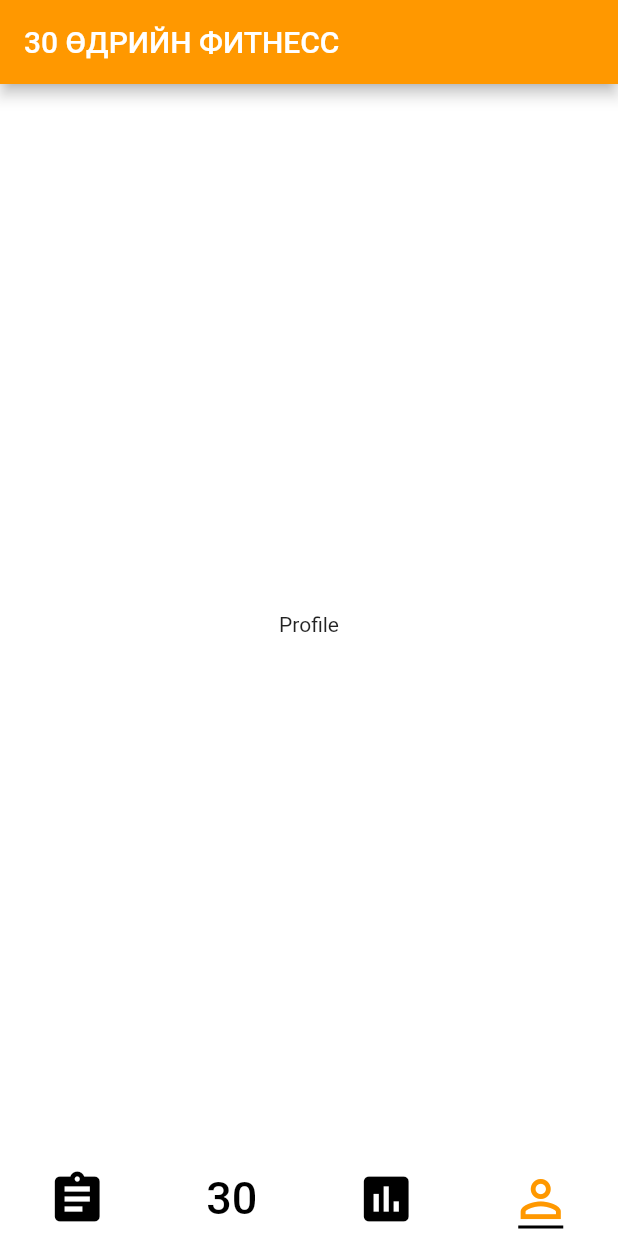
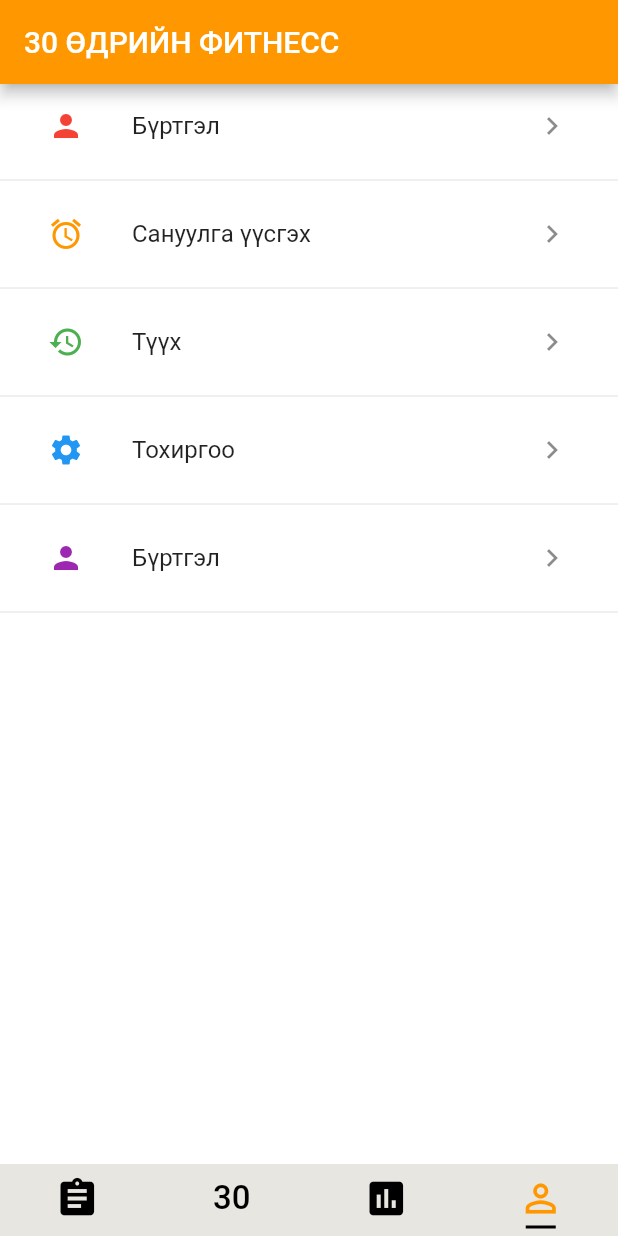
Before and after one commit to tedbog/Workout, a Flutter app: the screen it shows after launch, item 4 of the bottom bar chosen, on a phone screen of 412 x 824 dp. Run offline on Flutter 3.47's test engine with Material 2 defaults, Android fonts, the light colour scheme and no system bars.

Commit message:
Profile page

```diff
--- a/lib/Tabs/profile.dart
+++ b/lib/Tabs/profile.dart
@@ -9,10 +9,70 @@ class _ProfileState extends State<Profile> {
   @override
   Widget build(BuildContext context) {
     return Container(
-      color: Colors.white,
-      child: Center(
-        child: Text('Profile'),
-      ),
-    );
+        color: Colors.white,
+        child: ListView(
+          children: <Widget>[
+            FlatButton(
+              child: ListTile(
+                leading: Icon(
+                  Icons.person,
+                  color: Colors.red,
+                ),
+                title: Text('Бүртгэл'),
+                trailing: Icon(Icons.keyboard_arrow_right),
+              ),
+              onPressed: () {},
+            ),
+            Divider(),
+            FlatButton(
+              child: ListTile(
+                leading: Icon(
+                  Icons.alarm,
+                  color: Colors.orange,
+                ),
+                title: Text('Сануулга үүсгэх'),
+                trailing: Icon(Icons.keyboard_arrow_right),
+              ),
+              onPressed: () {},
+            ),
+            Divider(),
+            FlatButton(
+              child: ListTile(
+                leading: Icon(
+                  Icons.history,
+                  color: Colors.green,
+                ),
+                title: Text('Түүх'),
+                trailing: Icon(Icons.keyboard_arrow_right),
+              ),
+              onPressed: () {},
+            ),
+            Divider(),
+            FlatButton(
+              child: ListTile(
+                leading: Icon(
+                  Icons.settings,
+                  color: Colors.blue,
+                ),
+                title: Text('Тохиргоо'),
+                trailing: Icon(Icons.keyboard_arrow_right),
+              ),
+              onPressed: () {},
+            ),
+            Divider(),
+            FlatButton(
+              child: ListTile(
+                leading: Icon(
+                  Icons.person,
+                  color: Colors.purple,
+                ),
+                title: Text('Бүртгэл'),
+                trailing: Icon(Icons.keyboard_arrow_right),
+              ),
+              onPressed: () {},
+            ),
+            Divider(),
+          ],
+        ));
   }
 }
--- a/lib/main.dart
+++ b/lib/main.dart
@@ -27,7 +27,6 @@ class MyHomePage extends StatefulWidget {
 }
 
 class _MyHomePageState extends State<MyHomePage> {
-  int _counter = 0;
   TabController _tabBarViewController;
 
   @override
@@ -39,7 +38,7 @@ class _MyHomePageState extends State<MyHomePage> {
            backgroundColor: Colors.orange,
            title: Text('30 ӨДРИЙН ФИТНЕСС'),
         ),
-        backgroundColor: Colors.white,
+        backgroundColor: Color.fromRGBO(232, 230, 225, 1),
         body: TabBarView(
           controller: _tabBarViewController,
           children: [
@@ -49,19 +48,20 @@ class _MyHomePageState extends State<MyHomePage> {
             profile.Profile(),
           ],
         ),
+
         bottomNavigationBar: new TabBar(
           tabs: [
             Tab(
-              icon: new Icon(Icons.assignment, size: 40,),
+              icon: new Icon(Icons.assignment, size: 30,),
             ),
             Tab(
-              child: Text('30', style: TextStyle(fontSize: 30),),
+              child: Text('30', style: TextStyle(fontSize: 22),),
             ),
             Tab(
-              icon: new Icon(Icons.assessment,size: 40,),
+              icon: new Icon(Icons.assessment,size: 30,),
             ),
             Tab(
-              icon: new Icon(Icons.perm_identity,size: 40,),
+              icon: new Icon(Icons.perm_identity,size: 30,),
             )
           ],
           labelColor: Colors.orange,
```
